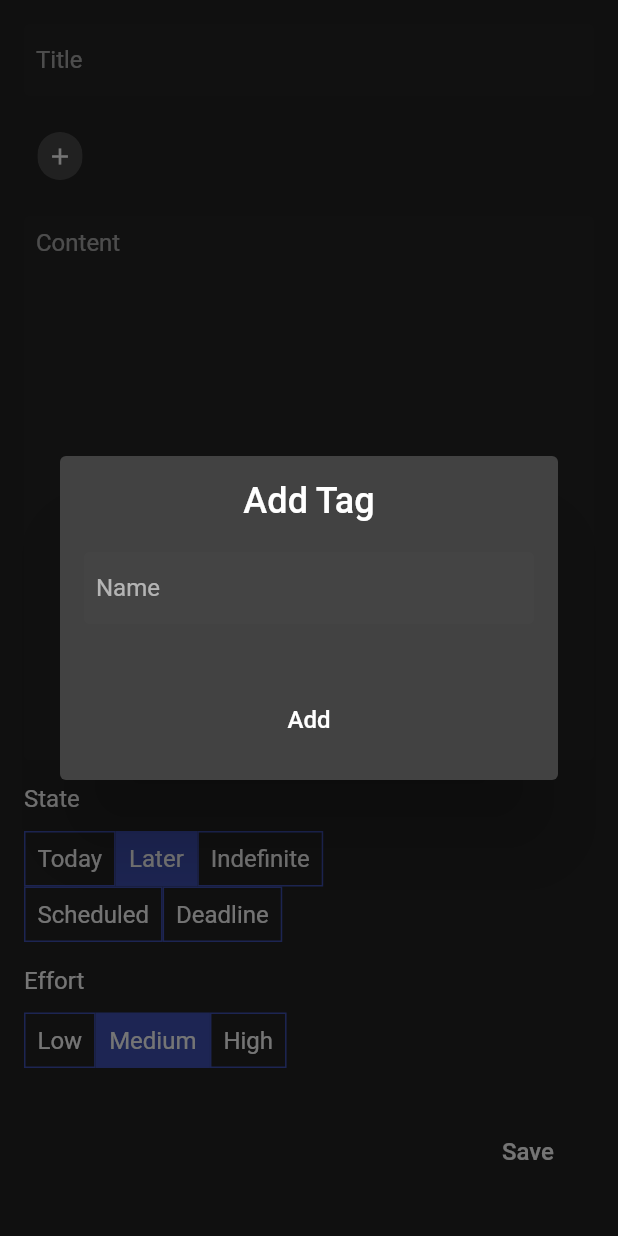
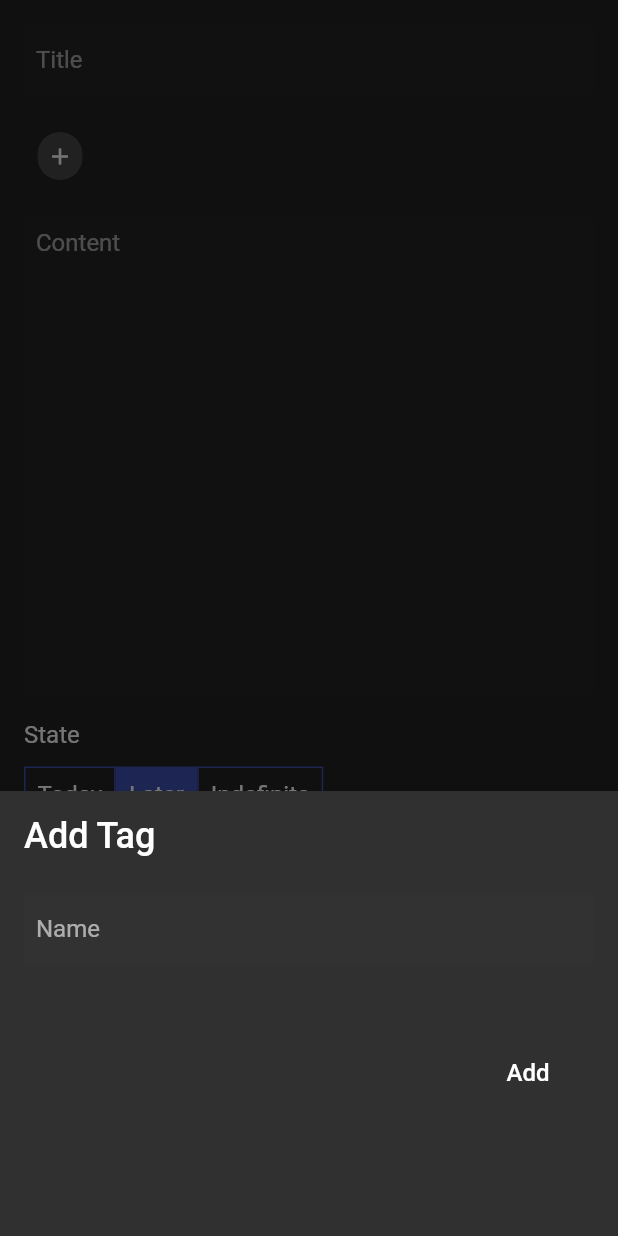
Before and after one commit to dhaval15/flow, a Flutter app: the AddCardScreen screen opened directly, after a tap on the "add" icon, on a phone screen of 412 x 824 dp. Run offline on Flutter 3.47's test engine with Material 2 defaults, Android fonts, the phone set to English and light mode, and no system bars; our stand-ins replace flutter_neumorphic, permission_handler, rxdart, sembast, shared_preferences, timeago; accounts and stored records are empty.

Commit message:
fixed keyboard issue in add card screen, changed from dialogs to bottomsheets

```diff
--- a/lib/src/screens/add_card_screen.dart
+++ b/lib/src/screens/add_card_screen.dart
@@ -1,3 +1,4 @@
+import '../styles/utils.dart';
 import 'package:flutter/material.dart' hide Card;
 
 import '../models/models.dart';
@@ -36,9 +37,8 @@ class _AddCardScreenState extends State<AddCardScreen> {
       body: SafeArea(
         child: Padding(
           padding: const EdgeInsets.all(16),
-          child: Column(
-            crossAxisAlignment: CrossAxisAlignment.start,
-            children: [
+          child: CustomScrollView(
+            slivers: [
               TextField(
                 decoration: InputDecoration(
                   hintText: 'Title',
@@ -47,8 +47,8 @@ class _AddCardScreenState extends State<AddCardScreen> {
                 onChanged: (text) {
                   _card = _card.copyWith(title: text);
                 },
-              ),
-              const SizedBox(height: 16),
+              ).sliver,
+              const SizedBox(height: 16).sliver,
               FutureWhenBuilder<List<Tag>>(
                   future: provider.tags.first,
                   builder: (context, tags) {
@@ -63,13 +63,12 @@ class _AddCardScreenState extends State<AddCardScreen> {
                         _card = _card.copyWith(tags: tags.toList());
                       },
                     );
-                  }),
-              const SizedBox(height: 16),
-              Expanded(
-                child: TextField(
-								  expands: true,
-									maxLines:null,
-									minLines:null,
+                  }).sliver,
+              const SizedBox(height: 16).sliver,
+              TextField(
+                //expands: true,
+                maxLines: 16,
+                minLines: null,
                 textAlignVertical: TextAlignVertical.top,
                 decoration: InputDecoration(
                   hintText: 'Content',
@@ -79,17 +78,16 @@ class _AddCardScreenState extends State<AddCardScreen> {
                 onChanged: (text) {
                   _card = _card.copyWith(content: text);
                 },
-                ),
-              ),
-              const SizedBox(height: 16),
+              ).sliver,
+              const SizedBox(height: 16).sliver,
               CardStateField(
                 label: 'State',
                 value: _card.state,
                 onChanged: (value) {
                   _card = _card.copyWith(state: value);
                 },
-              ),
-              const SizedBox(height: 16),
+              ).sliver,
+              const SizedBox(height: 16).sliver,
               OptionField<Effort>(
                 options: Effort.values,
                 builder: (value) => value.when(
@@ -102,8 +100,8 @@ class _AddCardScreenState extends State<AddCardScreen> {
                 onChanged: (value) {
                   _card = _card.copyWith(effort: value);
                 },
-              ),
-              const SizedBox(height: 16),
+              ).sliver,
+              const SizedBox(height: 16).sliver,
               ValidationInfoView(
                 controller: _controller,
                 builder: (_, error) => Text(
@@ -112,8 +110,8 @@ class _AddCardScreenState extends State<AddCardScreen> {
                     color: Colors.red,
                   ),
                 ),
-              ),
-              const SizedBox(height: 16),
+              ).sliver,
+              const SizedBox(height: 16).sliver,
               Align(
                 alignment: Alignment.centerRight,
                 child: MaterialButton(
@@ -123,8 +121,8 @@ class _AddCardScreenState extends State<AddCardScreen> {
                   },
                   child: Text('Save'),
                 ),
-              ),
-              const SizedBox(height: 16),
+              ).sliver,
+              const SizedBox(height: 32).sliver,
             ],
           ),
         ),
--- a/lib/src/screens/view_card_screen.dart
+++ b/lib/src/screens/view_card_screen.dart
@@ -1,8 +1,9 @@
 import 'package:flutter/material.dart' hide Card;
+
+import '../models/models.dart';
 import '../providers/providers.dart';
 import '../styles/utils.dart';
-import '../models/models.dart';
-import '../widgets/widgets.dart';
+import '../views/views.dart';
 import 'screens.dart';
 
 class ViewCardScreen extends StatefulWidget {
--- /dev/null
+++ b/lib/src/sheets/add_tag_sheet.dart
@@ -0,0 +1,92 @@
+import 'package:flutter/material.dart';
+
+class AddTagSheet extends StatefulWidget {
+  final Set<String> tags;
+  final void Function(String tag) onNewTag;
+
+  const AddTagSheet({
+    required this.tags,
+    required this.onNewTag,
+  });
+
+  @override
+  _AddTagSheetState createState() => _AddTagSheetState();
+}
+
+class _AddTagSheetState extends State<AddTagSheet> {
+  final _formKey = GlobalKey<FormState>();
+  String _tag = '';
+  @override
+  Widget build(BuildContext context) {
+    final theme = Theme.of(context);
+    return Padding(
+      padding: const EdgeInsets.all(16),
+      child: Column(
+			  crossAxisAlignment: CrossAxisAlignment.start,
+        mainAxisSize: MainAxisSize.min,
+        children: [
+          Text(
+            'Add Tag',
+            style: theme.textTheme.headline6,
+          ),
+          const SizedBox(height: 24),
+          Form(
+            key: _formKey,
+            child: TextFormField(
+              controller: TextEditingController(text: _tag),
+              validator: (text) {
+                if (text!.trim().length < 3)
+                  return 'Must be longer than 2 characters';
+                final value = text.trim().toLowerCase();
+                return widget.tags
+                        .where((tag) => tag.toLowerCase() == value)
+                        .isEmpty
+                    ? null
+                    : '$text already exist';
+              },
+              onSaved: (text) {
+                _tag = text!;
+              },
+              decoration: InputDecoration(labelText: 'Name'),
+            ),
+          ),
+          const SizedBox(height: 16),
+          Wrap(
+            runSpacing: 4,
+            spacing: 4,
+            children: [
+              for (final tag in widget.tags)
+                ActionChip(
+                  elevation: 0,
+                  pressElevation: 1,
+                  padding:
+                      const EdgeInsets.symmetric(horizontal: 8, vertical: 8),
+                  label: Text(tag),
+                  labelStyle: TextStyle(
+                    color: theme.colorScheme.onSurface,
+                  ),
+                  onPressed: () {
+                    Navigator.of(context).pop(tag);
+                  },
+                ),
+            ],
+          ),
+          const SizedBox(height: 32),
+          Align(
+            alignment: Alignment.centerRight,
+            child: MaterialButton(
+              child: Text('Add'),
+              onPressed: () {
+                if (_formKey.currentState!.validate()) {
+                  _formKey.currentState!.save();
+                  widget.onNewTag(_tag);
+                  Navigator.of(context).pop(_tag);
+                }
+              },
+            ),
+          ),
+        ],
+      ),
+    );
+  }
+}
--- /dev/null
+++ b/lib/src/sheets/sheets.dart
@@ -0,0 +1,74 @@
+export 'add_tag_sheet.dart';
+import 'package:flutter/material.dart';
+
+class Sheet {
+  static var _default = _SheetConfig(
+    min: 0.25,
+    max: 0.25,
+    initial: 0.25,
+    expand: false,
+  );
+
+  static void setDefault({
+    double? min,
+    double? max,
+    double? initial,
+    bool? expand,
+  }) {
+    _default =
+        _default.copyWith(min: min, max: max, initial: initial, expand: expand);
+  }
+
+  static _SheetConfig config({
+    double? min,
+    double? max,
+    double? initial,
+    bool? expand,
+  }) =>
+      _default.copyWith(min: min, max: max, initial: initial, expand: expand);
+
+  static Future<T?> show<T>(BuildContext context, Widget sheet,
+      {_SheetConfig? config}) async {
+    final c = config ?? _default;
+    final response = await showModalBottomSheet(
+      context: context,
+      isScrollControlled: true,
+      builder: (context) => DraggableScrollableSheet(
+        minChildSize: c.min,
+        maxChildSize: c.max,
+        initialChildSize: c.initial,
+        expand: c.expand,
+        builder: (context, controller) => sheet,
+      ),
+    );
+    if (response is T) return response;
+    return null;
+  }
+}
+
+class _SheetConfig {
+  final double min;
+  final double max;
+  final double initial;
+  final bool expand;
+
+  const _SheetConfig({
+    required this.min,
+    required this.max,
+    required this.initial,
+    required this.expand,
+  });
+
+  _SheetConfig copyWith({
+    double? min,
+    double? max,
+    double? initial,
+    bool? expand,
+  }) =>
+      _SheetConfig(
+        min: min ?? this.min,
+        initial: initial ?? this.initial,
+        max: max ?? this.max,
+        expand: expand ?? this.expand,
+      );
+}
--- /dev/null
+++ b/lib/src/views/tag_field.dart
@@ -0,0 +1,132 @@
+import 'package:flutter/material.dart';
+
+import '../sheets/sheets.dart';
+
+class TagsView extends StatelessWidget {
+  final List<String> tags;
+  final Color forground;
+
+  const TagsView({
+    required this.tags,
+    required this.forground,
+  });
+
+  @override
+  Widget build(BuildContext context) {
+    final tagBg = forground.withOpacity(0.15);
+    final dotBg = forground.withOpacity(0.5);
+    return Wrap(
+      children: tags
+          .map((tag) => Container(
+                padding: EdgeInsets.only(top: 4, bottom: 4, left: 8, right: 12),
+                child: Row(
+                  mainAxisSize: MainAxisSize.min,
+                  children: [
+                    Container(
+                      width: 4,
+                      height: 4,
+                      decoration: BoxDecoration(
+                        color: dotBg,
+                        borderRadius: BorderRadius.circular(32),
+                      ),
+                    ),
+                    const SizedBox(width: 4),
+                    Text(tag),
+                  ],
+                ),
+                decoration: BoxDecoration(
+                  color: tagBg,
+                  borderRadius: BorderRadius.circular(32),
+                ),
+              ))
+          .toList(),
+      runSpacing: 4,
+      spacing: 4,
+    );
+  }
+}
+
+class TagField extends StatefulWidget {
+  final Set<String> tags;
+  final Set<String> selectedTags;
+  final void Function(Set<String> tags) onChanged;
+  final void Function(String tag) onNewTag;
+
+  const TagField({
+    required this.tags,
+    required this.selectedTags,
+    required this.onChanged,
+    required this.onNewTag,
+  });
+
+  @override
+  _TagFieldState createState() => _TagFieldState();
+}
+
+class _TagFieldState extends State<TagField> {
+  late Set<String> _tags;
+
+  Set<String> get _unselectedTags => Set.from(widget.tags)..removeAll(_tags);
+
+  @override
+  void initState() {
+    super.initState();
+    _tags = Set.from(widget.selectedTags);
+  }
+
+  @override
+  Widget build(BuildContext context) {
+    return Wrap(
+      runSpacing: 6,
+      spacing: 6,
+      crossAxisAlignment: WrapCrossAlignment.center,
+      children: _buildChips().toList(),
+    );
+  }
+
+  Iterable<Widget> _buildChips() sync* {
+    ColorScheme scheme = Theme.of(context).colorScheme;
+    final textColor = scheme.onSurface;
+    for (final tag in _tags) {
+      yield ActionChip(
+        elevation: 0,
+        pressElevation: 1,
+        padding: const EdgeInsets.symmetric(horizontal: 8, vertical: 8),
+        label: Text(tag),
+        labelStyle: TextStyle(
+          color: textColor,
+        ),
+        onPressed: () {
+          setState(() {
+            _tags.remove(tag);
+          });
+          widget.onChanged(_tags);
+        },
+      );
+    }
+    yield ActionChip(
+      onPressed: () async {
+        final tag = await Sheet.show<String>(
+          context,
+          AddTagSheet(
+            tags: _unselectedTags,
+            onNewTag: widget.onNewTag,
+          ),
+          config: Sheet.config(min: 0.25, initial: 0.36, max: 0.7),
+        );
+        if (tag != null) {
+          setState(() {
+            _tags.add(tag);
+          });
+          widget.onChanged(_tags);
+        }
+      },
+      padding: const EdgeInsets.all(0),
+      labelPadding: const EdgeInsets.symmetric(horizontal: 6),
+      label: const Icon(
+        Icons.add,
+        size: 18,
+      ),
+    );
+  }
+}
--- a/lib/src/views/views.dart
+++ b/lib/src/views/views.dart
@@ -1,6 +1,7 @@
+export 'card_state_field.dart';
 export 'card_tile.dart';
-export 'card_state_field.dart';
+export 'cards_stream_delegate.dart';
+export 'shared_pref_view.dart';
+export 'tag_chip.dart';
+export 'tag_field.dart';
 export 'tag_tile.dart';
-export 'cards_stream_delegate.dart';
-export 'tag_chip.dart';
-export 'shared_pref_view.dart';
--- a/lib/src/widgets/tag_field.dart
+++ /dev/null
@@ -1,231 +0,0 @@
-import 'package:flutter/material.dart';
-
-class TagsView extends StatelessWidget {
-  final List<String> tags;
-  final Color forground;
-
-  const TagsView({
-    required this.tags,
-    required this.forground,
-  });
-
-  @override
-  Widget build(BuildContext context) {
-    final tagBg = forground.withOpacity(0.15);
-    final dotBg = forground.withOpacity(0.5);
-    return Wrap(
-      children: tags
-          .map((tag) => Container(
-                padding: EdgeInsets.only(top: 4, bottom: 4, left: 8, right: 12),
-                child: Row(
-                  mainAxisSize: MainAxisSize.min,
-                  children: [
-                    Container(
-                      width: 4,
-                      height: 4,
-                      decoration: BoxDecoration(
-                        color: dotBg,
-                        borderRadius: BorderRadius.circular(32),
-                      ),
-                    ),
-                    const SizedBox(width: 4),
-                    Text(tag),
-                  ],
-                ),
-                decoration: BoxDecoration(
-                  color: tagBg,
-                  borderRadius: BorderRadius.circular(32),
-                ),
-              ))
-          .toList(),
-      runSpacing: 4,
-      spacing: 4,
-    );
-  }
-}
-
-class TagField extends StatefulWidget {
-  final Set<String> tags;
-  final Set<String> selectedTags;
-  final void Function(Set<String> tags) onChanged;
-  final void Function(String tag) onNewTag;
-
-  const TagField({
-    required this.tags,
-    required this.selectedTags,
-    required this.onChanged,
-    required this.onNewTag,
-  });
-
-  @override
-  _TagFieldState createState() => _TagFieldState();
-}
-
-class _TagFieldState extends State<TagField> {
-  late Set<String> _tags;
-
-  Set<String> get _unselectedTags => Set.from(widget.tags)..removeAll(_tags);
-
-  @override
-  void initState() {
-    super.initState();
-    _tags = Set.from(widget.selectedTags);
-  }
-
-  @override
-  Widget build(BuildContext context) {
-    return Wrap(
-      runSpacing: 6,
-      spacing: 6,
-      crossAxisAlignment: WrapCrossAlignment.center,
-      children: _buildChips().toList(),
-    );
-  }
-
-  Iterable<Widget> _buildChips() sync* {
-    ColorScheme scheme = Theme.of(context).colorScheme;
-    final textColor = scheme.onSurface;
-    for (final tag in _tags) {
-      yield ActionChip(
-        elevation: 0,
-        pressElevation: 1,
-        padding: const EdgeInsets.symmetric(horizontal: 8, vertical: 8),
-        label: Text(tag),
-        labelStyle: TextStyle(
-          color: textColor,
-        ),
-        onPressed: () {
-          setState(() {
-            _tags.remove(tag);
-          });
-          widget.onChanged(_tags);
-        },
-      );
-    }
-    yield ActionChip(
-      onPressed: () async {
-        final tag = await AddTagDialog.show(
-          context: context,
-          tags: _unselectedTags,
-          onNewTag: widget.onNewTag,
-        );
-        if (tag != null) {
-          setState(() {
-            _tags.add(tag);
-          });
-          widget.onChanged(_tags);
-        }
-      },
-      padding: const EdgeInsets.all(0),
-      labelPadding: const EdgeInsets.symmetric(horizontal: 6),
-      label: const Icon(
-        Icons.add,
-        size: 18,
-      ),
-    );
-  }
-}
-
-class AddTagDialog extends StatefulWidget {
-  final Set<String> tags;
-  final void Function(String tag) onNewTag;
-
-  static Future<String?> show({
-    required BuildContext context,
-    required Set<String> tags,
-    required void Function(String tag) onNewTag,
-  }) async {
-    final result = await showDialog(
-      context: context,
-      builder: (context) => AddTagDialog(
-        tags: tags,
-        onNewTag: onNewTag,
-      ),
-    );
-    return result;
-  }
-
-  const AddTagDialog({
-    required this.tags,
-    required this.onNewTag,
-  });
-
-  @override
-  _AddTagDialogState createState() => _AddTagDialogState();
-}
-
-class _AddTagDialogState extends State<AddTagDialog> {
-  final _formKey = GlobalKey<FormState>();
-  String _tag = '';
-  @override
-  Widget build(BuildContext context) {
-    final theme = Theme.of(context);
-    return Dialog(
-      child: Padding(
-        padding: const EdgeInsets.all(16),
-        child: Column(
-          mainAxisSize: MainAxisSize.min,
-          children: [
-            Text(
-              'Add Tag',
-              style: theme.textTheme.headline6,
-            ),
-            const SizedBox(height: 20),
-            Form(
-              key: _formKey,
-              child: TextFormField(
-                controller: TextEditingController(text: _tag),
-                validator: (text) {
-                  if (text!.trim().length < 3)
-                    return 'Must be longer than 2 characters';
-                  final value = text.trim().toLowerCase();
-                  return widget.tags
-                          .where((tag) => tag.toLowerCase() == value)
-                          .isEmpty
-                      ? null
-                      : '$text already exist';
-                },
-                onSaved: (text) {
-                  _tag = text!;
-                },
-                decoration: InputDecoration(labelText: 'Name'),
-              ),
-            ),
-            const SizedBox(height: 20),
-            Wrap(
-						  runSpacing: 4,
-							spacing:4,
-              children: [
-                for (final tag in widget.tags)
-                  ActionChip(
-                    elevation: 0,
-                    pressElevation: 1,
-                    padding:
-                        const EdgeInsets.symmetric(horizontal: 8, vertical: 8),
-                    label: Text(tag),
-                    labelStyle: TextStyle(
-                      color: theme.colorScheme.onSurface,
-                    ),
-                    onPressed: () {
-                      Navigator.of(context).pop(tag);
-                    },
-                  ),
-              ],
-            ),
-            const SizedBox(height: 20),
-            MaterialButton(
-              child: Text('Add'),
-              onPressed: () {
-                if (_formKey.currentState!.validate()) {
-                  _formKey.currentState!.save();
-									widget.onNewTag(_tag);
-                  Navigator.of(context).pop(_tag);
-                }
-              },
-            ),
-          ],
-        ),
-      ),
-    );
-  }
-}
--- a/lib/src/widgets/widgets.dart
+++ b/lib/src/widgets/widgets.dart
@@ -1,12 +1,11 @@
-export 'loading_indicator.dart';
-export 'stream_list_builder.dart';
 export 'color_field.dart';
-export 'option_field.dart';
+export 'dropdown_field.dart';
 export 'error_container.dart';
 export 'future_when_builder.dart';
-export 'validation_info_view.dart';
+export 'loading_indicator.dart';
+export 'option_chip.dart';
+export 'option_field.dart';
+export 'stream_list_builder.dart';
 export 'tappable_container.dart';
 export 'tappable_text_container.dart';
-export 'tag_field.dart';
-export 'option_chip.dart';
-export 'dropdown_field.dart';
+export 'validation_info_view.dart';
```
Lines whose indentation alone changed are shown as unchanged.
